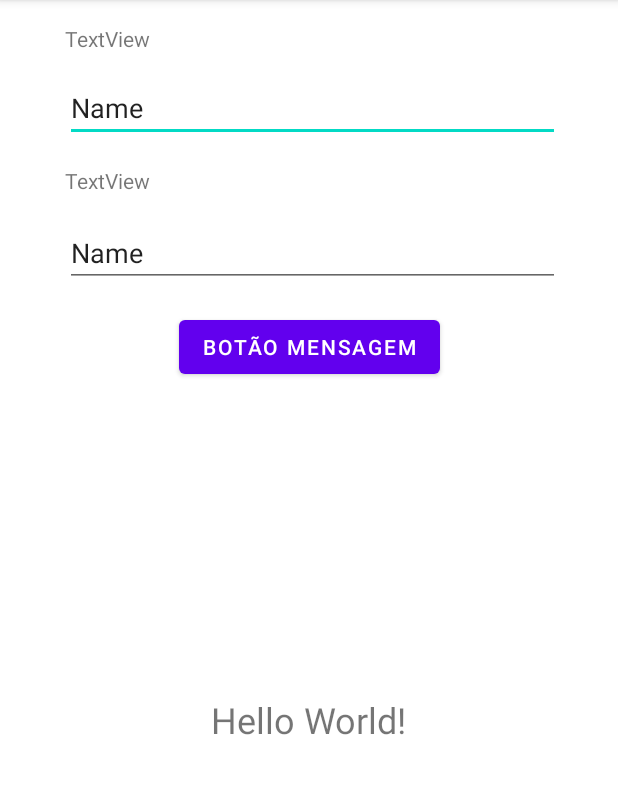
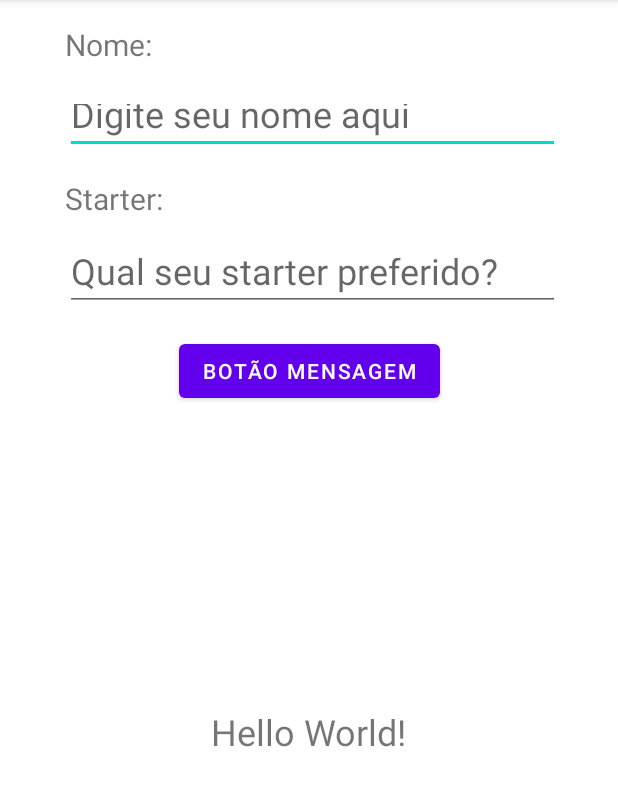
Before and after one commit to victorfs89/dcc196aula2, an Android app: the screen it shows after launch (MainActivity), on a phone screen of 412 x 824 dp, the part 84-890 px from its top. Run offline under Robolectric (Android 15) with nearby library versions, the phone set to English and light mode, and no system bars.

Commit message:
Altera ids e campos de entrada

```diff
--- a/app/src/main/res/layout/activity_main.xml
+++ b/app/src/main/res/layout/activity_main.xml
@@ -15,50 +15,54 @@
         app:layout_constraintBottom_toBottomOf="parent"
         app:layout_constraintLeft_toLeftOf="parent"
         app:layout_constraintRight_toRightOf="parent"
-        app:layout_constraintTop_toBottomOf="@+id/editTextTextPersonName2" />
+        app:layout_constraintTop_toBottomOf="@+id/editTextStarter" />
 
     <TextView
-        android:id="@+id/textView"
+        android:id="@+id/nomeLabel"
         android:layout_width="wrap_content"
         android:layout_height="wrap_content"
         android:layout_marginStart="16dp"
         android:layout_marginTop="16dp"
-        android:text="TextView"
+        android:text="Nome:"
+        android:textSize="20sp"
         app:layout_constraintEnd_toEndOf="parent"
         app:layout_constraintHorizontal_bias="0.08"
         app:layout_constraintStart_toStartOf="parent"
         app:layout_constraintTop_toTopOf="parent" />
 
     <EditText
-        android:id="@+id/editTextTextPersonName"
+        android:id="@+id/editTextNome"
         android:layout_width="330dp"
         android:layout_height="43dp"
         android:layout_marginTop="16dp"
         android:ems="10"
+        android:hint="Digite seu nome aqui"
         android:inputType="textPersonName"
-        android:text="Name"
-        app:layout_constraintStart_toStartOf="@+id/textView"
-        app:layout_constraintTop_toBottomOf="@+id/textView" />
+        android:textSize="24sp"
+        app:layout_constraintStart_toStartOf="@+id/nomeLabel"
+        app:layout_constraintTop_toBottomOf="@+id/nomeLabel" />
 
     <TextView
-        android:id="@+id/textView2"
+        android:id="@+id/textViewStarterLabel"
         android:layout_width="wrap_content"
         android:layout_height="wrap_content"
         android:layout_marginTop="16dp"
-        android:text="TextView"
-        app:layout_constraintStart_toStartOf="@+id/editTextTextPersonName"
-        app:layout_constraintTop_toBottomOf="@+id/editTextTextPersonName" />
+        android:text="Starter:"
+        android:textSize="20sp"
+        app:layout_constraintStart_toStartOf="@+id/editTextNome"
+        app:layout_constraintTop_toBottomOf="@+id/editTextNome" />
 
     <EditText
-        android:id="@+id/editTextTextPersonName2"
+        android:id="@+id/editTextStarter"
         android:layout_width="330dp"
         android:layout_height="45dp"
         android:layout_marginTop="16dp"
         android:ems="10"
+        android:hint="Qual seu starter preferido?"
         android:inputType="textPersonName"
-        android:text="Name"
-        app:layout_constraintStart_toStartOf="@+id/textView2"
-        app:layout_constraintTop_toBottomOf="@+id/textView2" />
+        android:textSize="24sp"
+        app:layout_constraintStart_toStartOf="@+id/textViewStarterLabel"
+        app:layout_constraintTop_toBottomOf="@+id/textViewStarterLabel" />
 
     <Button
         android:id="@+id/botaoMensagem"
@@ -69,6 +73,6 @@
         android:text="Botão Mensagem"
         app:layout_constraintEnd_toEndOf="parent"
         app:layout_constraintStart_toStartOf="parent"
-        app:layout_constraintTop_toBottomOf="@+id/editTextTextPersonName2" />
+        app:layout_constraintTop_toBottomOf="@+id/editTextStarter" />
 
 </androidx.constraintlayout.widget.ConstraintLayout>
```
